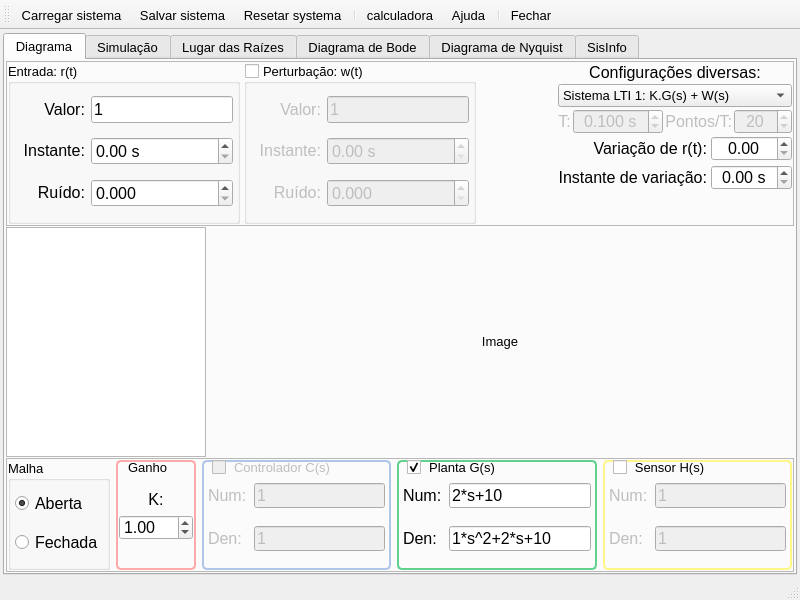
Old version of the form MainWindow.ui in the repository miguelmoreto/labcontrol3.
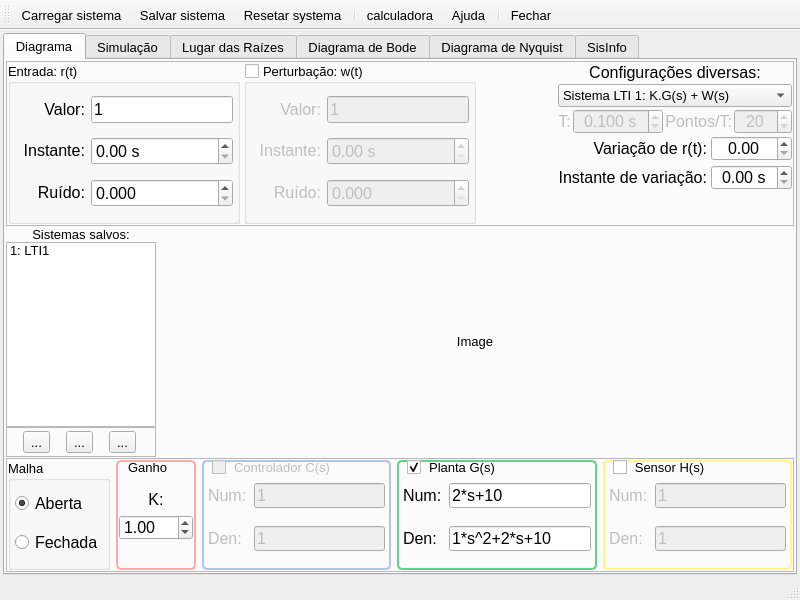
New version of the form. Icons and pictures are not drawn. Custom widgets are drawn as their Qt base class.

What changed in the file:
```diff
--- a/MainWindow.ui
+++ b/MainWindow.ui
@@ -1063,18 +1063,24 @@
          </widget>
         </item>
         <item>
-         <layout class="QHBoxLayout" name="horizontalLayout_2">
+         <layout class="QHBoxLayout" name="horizontalLayout_2" stretch="0,1">
           <property name="spacing">
            <number>0</number>
           </property>
           <item>
-           <widget class="QListView" name="listView">
-            <property name="sizePolicy">
-             <sizepolicy hsizetype="Preferred" vsizetype="Expanding">
-              <horstretch>0</horstretch>
-              <verstretch>0</verstretch>
-             </sizepolicy>
-            </property>
+           <layout class="QVBoxLayout" name="verticalLayout_SysList" stretch="0,1,0">
+            <item>
+             <widget class="QLabel" name="label_sys">
+              <property name="text">
+               <string>Sistemas salvos:</string>
+              </property>
+              <property name="alignment">
+               <set>Qt::AlignCenter</set>
+              </property>
+             </widget>
+            </item>
+            <item>
+             <widget class="QListWidget" name="listSystem">
             <property name="minimumSize">
              <size>
               <width>150</width>
@@ -1083,11 +1089,84 @@
             </property>
             <property name="maximumSize">
              <size>
-              <width>200</width>
+                <width>150</width>
               <height>16777215</height>
              </size>
             </property>
-           </widget>
+              <item>
+               <property name="text">
+                <string>1: LTI1</string>
+               </property>
+              </item>
+             </widget>
+            </item>
+            <item>
+             <widget class="QFrame" name="frame_sys_btns">
+              <property name="minimumSize">
+               <size>
+                <width>0</width>
+                <height>30</height>
+               </size>
+              </property>
+              <property name="frameShape">
+               <enum>QFrame::StyledPanel</enum>
+              </property>
+              <property name="frameShadow">
+               <enum>QFrame::Raised</enum>
+              </property>
+              <layout class="QHBoxLayout" name="horizontalLayout_10">
+               <property name="spacing">
+                <number>0</number>
+               </property>
+               <property name="leftMargin">
+                <number>0</number>
+               </property>
+               <property name="topMargin">
+                <number>0</number>
+               </property>
+               <property name="rightMargin">
+                <number>0</number>
+               </property>
+               <property name="bottomMargin">
+                <number>0</number>
+               </property>
+               <item>
+                <widget class="QToolButton" name="toolButton">
+                 <property name="text">
+                  <string>...</string>
+                 </property>
+                 <property name="icon">
+                  <iconset resource="images.qrc">
+                   <normaloff>:/icons_UI/images/addsys.png</normaloff>:/icons_UI/images/addsys.png</iconset>
+                 </property>
+                </widget>
+               </item>
+               <item>
+                <widget class="QToolButton" name="toolButton_2">
+                 <property name="text">
+                  <string>...</string>
+                 </property>
+                 <property name="icon">
+                  <iconset resource="images.qrc">
+                   <normaloff>:/icons_UI/images/removesys.png</normaloff>:/icons_UI/images/removesys.png</iconset>
+                 </property>
+                </widget>
+               </item>
+               <item>
+                <widget class="QToolButton" name="toolButton_3">
+                 <property name="text">
+                  <string>...</string>
+                 </property>
+                 <property name="icon">
+                  <iconset resource="images.qrc">
+                   <normaloff>:/icons_UI/images/refreshsys.png</normaloff>:/icons_UI/images/refreshsys.png</iconset>
+                 </property>
+                </widget>
+               </item>
+              </layout>
+             </widget>
+            </item>
+           </layout>
           </item>
           <item>
            <widget class="QLabel" name="label">
```
Lines whose indentation alone changed are shown as unchanged.
